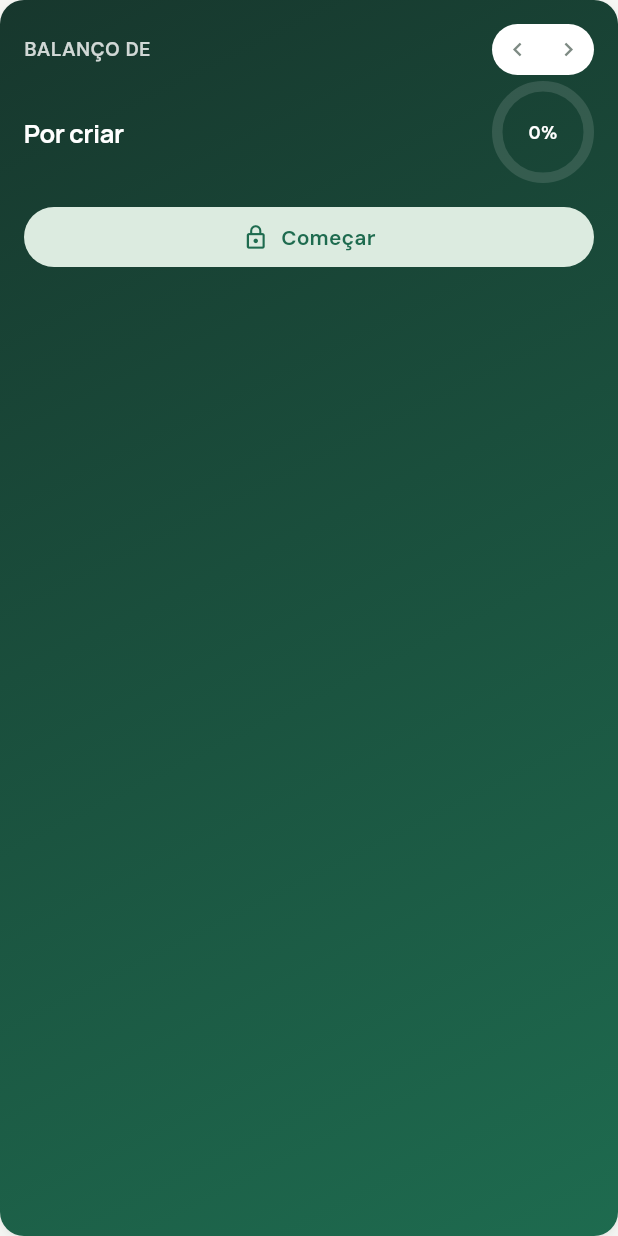
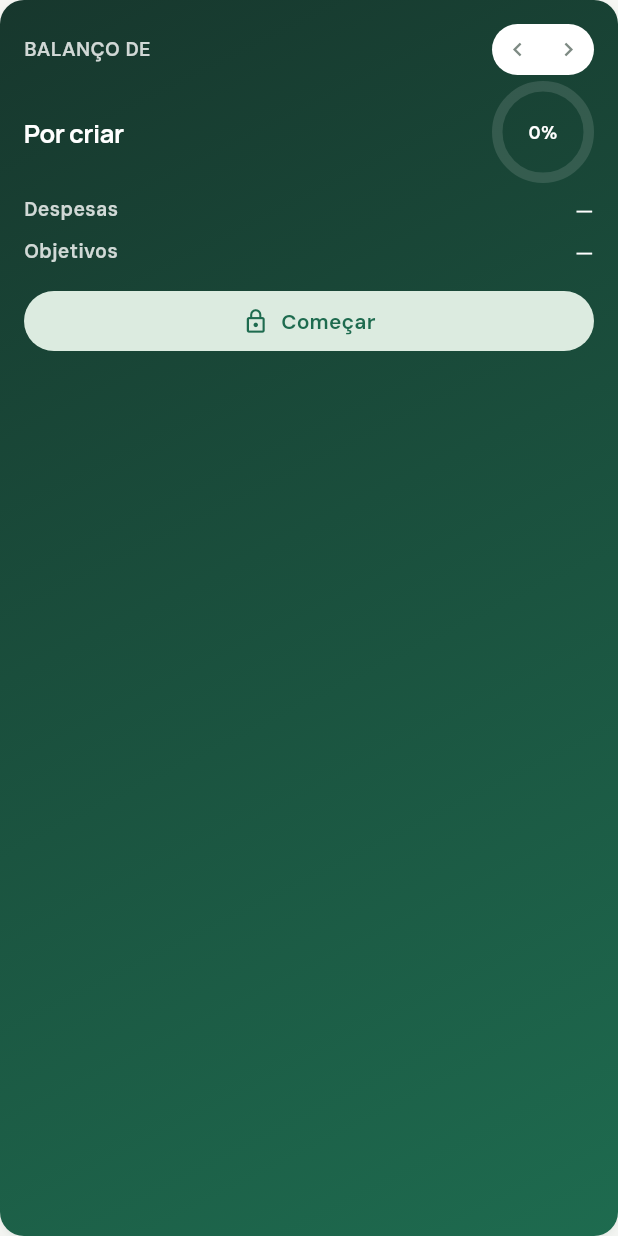
Before and after one commit to joao19995/nest-flutter, a Flutter app: the _RitualHero widget shown alone on an empty page, opened directly with empty values, on a phone screen of 412 x 824 dp. Run offline on Flutter 3.47's test engine with Material 3 defaults, Android fonts, the phone set to English and light mode, and no system bars; our stand-ins replace shared_preferences; accounts and stored records are empty; network calls fail.

Commit message:
feat: show the month totals in the Balanco hero

```diff
--- a/lib/ui/features/month/month_ritual.dart
+++ b/lib/ui/features/month/month_ritual.dart
@@ -57,6 +57,8 @@ class MonthRitual {
     required this.expensesStatus,
     required this.filledEntries,
     required this.totalEntries,
+    this.expensesPlanned = 0,
+    this.expensesActual = 0,
     required this.goalsStatus,
     required this.goalsReserved,
     required this.goalsPlanned,
@@ -80,6 +82,14 @@ class MonthRitual {
 
   /// How many expense lines the month has.
   final int totalEntries;
+
+  /// The month's planned expense total, in euros, as returned by the API
+  /// summary.
+  final double expensesPlanned;
+
+  /// The month's actual expense total, in euros, as returned by the API
+  /// summary.
+  final double expensesActual;
 
   /// The goals month's lifecycle status.
   final ExpenseMonthStatus goalsStatus;
--- a/lib/ui/features/month/view_models/month_ritual_view_model.dart
+++ b/lib/ui/features/month/view_models/month_ritual_view_model.dart
@@ -112,6 +112,8 @@ class MonthRitualViewModel extends ChangeNotifier {
       expensesStatus: expense?.status ?? ExpenseMonthStatus.missing,
       filledEntries: expense?.filledEntries ?? 0,
       totalEntries: expense?.totalEntries ?? 0,
+      expensesPlanned: expense?.planned ?? 0,
+      expensesActual: expense?.actual ?? 0,
       goalsStatus: goalPlan == null
           ? ExpenseMonthStatus.missing
           : goalPlan.closed
--- a/lib/ui/features/month/views/month_ritual_view.dart
+++ b/lib/ui/features/month/views/month_ritual_view.dart
@@ -1,4 +1,5 @@
 import 'package:flutter/material.dart';
+import 'package:nest/domain/models/expense_year_summary.dart';
 import 'package:nest/ui/core/dependencies_scope.dart';
 import 'package:nest/ui/core/theme/theme.dart';
 import 'package:nest/ui/core/view_model_state.dart';
@@ -245,6 +246,22 @@ class _RitualHero extends StatelessWidget {
               ).copyWith(color: AppColors.onHeroMuted),
             ),
           ],
+          const SizedBox(height: AppSpacing.sm),
+          _HeroAmountLine(
+            label: 'Despesas',
+            value: ritual.expensesStatus == ExpenseMonthStatus.missing
+                ? '—'
+                : '${AppFormatters.currency(ritual.expensesActual)} de '
+                      '${AppFormatters.currency(ritual.expensesPlanned)}',
+          ),
+          const SizedBox(height: AppSpacing.sm),
+          _HeroAmountLine(
+            label: 'Objetivos',
+            value: ritual.goalsStatus == ExpenseMonthStatus.missing
+                ? '—'
+                : '${AppFormatters.currency(ritual.goalsReserved)} de '
+                      '${AppFormatters.currency(ritual.goalsPlanned)}',
+          ),
           const SizedBox(height: AppSpacing.md),
           AppButton(
             label: ritual.actionLabel,
@@ -257,6 +274,45 @@ class _RitualHero extends StatelessWidget {
           ),
         ],
       ),
+    );
+  }
+}
+
+class _HeroAmountLine extends StatelessWidget {
+  const _HeroAmountLine({required this.label, required this.value});
+
+  final String label;
+  final String value;
+
+  @override
+  Widget build(BuildContext context) {
+    final colors = context.colors;
+    return Row(
+      crossAxisAlignment: CrossAxisAlignment.start,
+      children: [
+        Expanded(
+          flex: 2,
+          child: Text(
+            label,
+            style: AppTextStyles.navSection(
+              colors,
+            ).copyWith(color: AppColors.onHeroMuted),
+            maxLines: 1,
+            overflow: TextOverflow.ellipsis,
+          ),
+        ),
+        const SizedBox(width: AppSpacing.sm),
+        Expanded(
+          flex: 3,
+          child: Text(
+            value,
+            style: AppTextStyles.body.copyWith(color: AppColors.onHero),
+            textAlign: TextAlign.right,
+            maxLines: 2,
+            overflow: TextOverflow.ellipsis,
+          ),
+        ),
+      ],
     );
   }
 }
```
Also changed, not shown: 1 other file.
